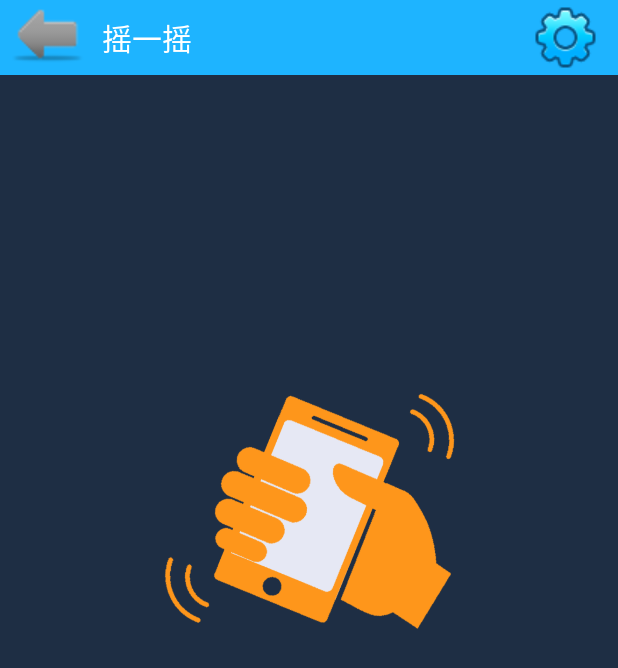
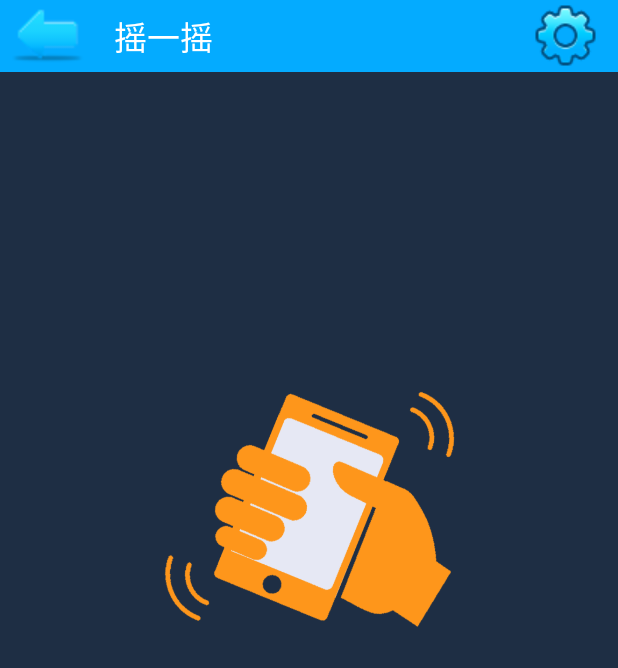
Before and after one commit to GHvictor/DecipherStranger, an Android app: the ServicePageActivity screen opened directly, with no data from a screen before it, after a tap on "摇一摇", on a phone screen of 412 x 824 dp. Shown: the top 668 px of the screen. Run offline under Robolectric (Android 15) with nearby library versions, the phone set to English and light mode, and no system bars.

Commit message:
# Decipher Stranger # ServicePage # Created by penghaitao 5/7

```diff
--- a/app/src/main/AndroidManifest.xml
+++ b/app/src/main/AndroidManifest.xml
@@ -29,7 +29,7 @@
         <activity android:name=".activity.MainPageActivity.MainPageActivity"/>
         <activity android:name=".activity.MainPageActivity.ConversationPageActivity"/>
         <activity android:name=".activity.MainPageActivity.ContactsPageActivity"/>
-        <activity android:name=".activity.MainPageActivity.MorePageActivity"/>
+        <activity android:name=".activity.MainPageActivity.ServicePageActivity"/>
         <activity android:name=".activity.MainPageActivity.UserPageActivity"/>
 
         <!--摇一摇-->
--- a/app/src/main/java/com/android/decipherstranger/activity/MainPageActivity/MainPageActivity.java
+++ b/app/src/main/java/com/android/decipherstranger/activity/MainPageActivity/MainPageActivity.java
@@ -58,7 +58,7 @@ public class MainPageActivity extends ActionBarActivity implements OnPageChangeL
         mListViews.add(getView("A", intent1));
         Intent intent2 = new Intent(MainPageActivity.this, ContactsPageActivity.class); // 加载activity到viewpage
         mListViews.add(getView("B", intent2));
-        Intent intent3 = new Intent(MainPageActivity.this, MorePageActivity.class); // 加载activity到viewpage
+        Intent intent3 = new Intent(MainPageActivity.this, ServicePageActivity.class); // 加载activity到viewpage
         mListViews.add(getView("C", intent3));
         Intent intent4 = new Intent(MainPageActivity.this, UserPageActivity.class); // 加载activity到viewpage
         mListViews.add(getView("D", intent4));
@@ -98,7 +98,7 @@ public class MainPageActivity extends ActionBarActivity implements OnPageChangeL
                 break;
             case R.id.morePage:
                 this.pager.setCurrentItem(2);
-                this.textTab.setText("功能");
+                this.textTab.setText("服务");
                 this.text1.setTextColor(getResources().getColor(R.color.text_hint));
                 this.image1.setImageDrawable(getResources().getDrawable(R.drawable.conversation_normal));
                 this.text2.setTextColor(getResources().getColor(R.color.text_hint));
--- a/app/src/main/java/com/android/decipherstranger/activity/MainPageActivity/MorePageActivity.java
+++ b/app/src/main/java/com/android/decipherstranger/activity/MainPageActivity/ServicePageActivity.java
@@ -6,17 +6,19 @@ import android.os.Bundle;
 import android.view.View;
 
 import com.android.decipherstranger.R;
+import com.android.decipherstranger.activity.GameActivity.SetGradeActivity;
 import com.android.decipherstranger.activity.SubpageActivity.NearbyListViewActivity;
 import com.android.decipherstranger.activity.SubpageActivity.ShakeActivity;
+import com.android.decipherstranger.activity.SubpageActivity.ShowMapActivity;
 
-public class MorePageActivity extends Activity {
+public class ServicePageActivity extends Activity {
 
     private Intent intent = null;
 
 	@Override
 	protected void onCreate(Bundle savedInstanceState) {
         super.onCreate(savedInstanceState);
-        super.setContentView(R.layout.activity_main_more);
+        super.setContentView(R.layout.activity_main_service);
 	}
 
     public void morePageOnClick(View view) {
@@ -34,8 +36,12 @@ public class MorePageActivity extends Activity {
                 this.startActivity(intent);
                 break;
             case R.id.friends_map:
+                this.intent = new Intent(this, ShowMapActivity.class);
+                this.startActivity(intent);
                 break;
             case R.id.friends_game:
+                this.intent = new Intent(this, SetGradeActivity.class);
+                this.startActivity(intent);
                 break;
         }
     }
--- a/app/src/main/res/drawable/shake_back.xml
+++ b/app/src/main/res/drawable/shake_back.xml
@@ -1,7 +1,7 @@
 <?xml version="1.0" encoding="utf-8"?>
 <selector xmlns:android="http://schemas.android.com/apk/res/android">
 
-    <item android:drawable="@drawable/back" android:state_enabled="true" android:state_pressed="false"/>
+    <item android:drawable="@drawable/back_normal" android:state_enabled="true" android:state_pressed="false"/>
     <item android:drawable="@drawable/back_press" android:state_enabled="true" android:state_pressed="true"/>
 
 </selector>
--- a/app/src/main/res/layout/activity_main.xml
+++ b/app/src/main/res/layout/activity_main.xml
@@ -110,7 +110,7 @@
                 android:layout_width="wrap_content"
                 android:layout_height="wrap_content"
                 android:textAppearance="?android:attr/textAppearanceSmall"
-                android:text="功能"
+                android:text="服务"
                 android:textColor="@color/text_hint"
                 android:layout_gravity="center_horizontal" />
         </LinearLayout>
--- a/app/src/main/res/layout/activity_shake.xml
+++ b/app/src/main/res/layout/activity_shake.xml
@@ -11,8 +11,8 @@
 
     <RelativeLayout
         android:layout_width="fill_parent"
-        android:layout_height="50dp"
-        android:background="@color/text_blue"
+        android:layout_height="wrap_content"
+        android:background="@color/tab_blue"
         android:orientation="vertical" >
 
         <Button
@@ -30,11 +30,11 @@
         <TextView
             android:layout_width="wrap_content"
             android:layout_height="wrap_content"
-            android:layout_marginLeft="12dp"
+            android:paddingLeft="20dp"
             android:textAppearance="?android:attr/textAppearanceLarge"
             android:text="@string/shake"
             android:textColor="@color/white"
-            android:textSize="20dp"
+            android:textSize="22dp"
             android:id="@+id/shake_title"
             android:layout_centerVertical="true"
             android:layout_toRightOf="@+id/shake_back_button"
--- a/app/src/main/res/layout/game_dialog_settings.xml
+++ b/app/src/main/res/layout/game_dialog_settings.xml
@@ -14,13 +14,13 @@
 
         <TextView
             android:id="@+id/setting_title"
-            style="@style/text_18_ffffff"
             android:background="@drawable/shape_dialog_title_bg"
             android:layout_width="fill_parent"
             android:layout_height="40.0dip"
             android:gravity="center"
             android:text="@string/gameSettings"
             android:textSize="24dp"
+            android:textColor="@color/white"
             android:visibility="visible"/>
 
         <LinearLayout
@@ -142,6 +142,7 @@
                 android:text="@string/confirm"
                 android:id="@+id/confirm"
                 android:textSize="22dp"
+                android:textColor="@color/black"
                 android:background="@drawable/dialog_confirm_btn"
                 android:layout_centerVertical="true"
                 android:layout_alignParentLeft="true"
--- a/app/src/main/res/values/colors.xml
+++ b/app/src/main/res/values/colors.xml
@@ -6,13 +6,14 @@
     <color name="translucent_grey">#b4a5a5a5</color>
     <color name="translucent_black">#b44b4b4b</color>
 
+    <color name="tab_blue">#ff04abff</color>
     <color name="text_blue">#ff1eb4ff</color>
     <color name="text_hint">#ff737373</color>
     <color name="page">#ffdcdcdc</color>
 
     <color name="red">#ffff0000</color>
     <color name="orange">#ffff570a</color>
-    <color name="black">#ff070707</color>
+    <color name="black">#ff000000</color>
     <color name="white">#ffffffff</color>
     <color name="silvery">#d4e7e6e5</color>
     <color name="grey">#ffbfbfbf</color>
--- a/app/src/main/res/values/strings.xml
+++ b/app/src/main/res/values/strings.xml
@@ -38,7 +38,9 @@
     <string name="friends_invitation">邀请券</string>
     <string name="friends_near">附近的人</string>
     <string name="friends_map">陌生人地图</string>
-    <string name="game">游戏</string>
+    <string name="game">游戏设置</string>
+
+    <string name="portrait">头像</string>
 
     <string name="shake">摇一摇</string>
     <string name="shakeSettings">摇一摇设置</string>
```
Also changed, not shown: app/src/main/res/layout/activity_main_user.xml (+25 -0 lines), app/src/main/res/drawable-xxhdpi/back.png (deleted), app/src/main/res/drawable-xxhdpi/back_normal.png (added), app/src/main/res/drawable-xxhdpi/back_press.png, app/src/main/res/layout/activity_main_service.xml (renamed from app/src/main/res/layout/activity_main_more.xml).
